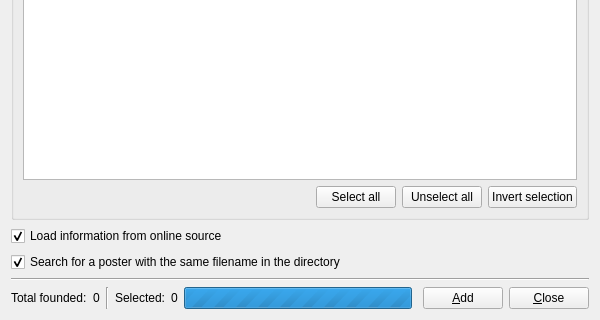
eugene-melnik/alexandra, file src/filmscannerwindow.ui: the form before one commit; both pictures show x 0 to 600 and y 180 to 500 of the 600 by 500 pixel window.
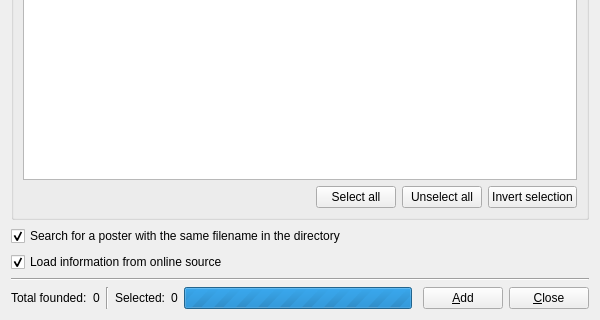
The form after the commit. Icons and pictures are not drawn.

Diff of the .ui file:
```diff
--- a/src/filmscannerwindow.ui
+++ b/src/filmscannerwindow.ui
@@ -195,23 +195,19 @@
     </widget>
    </item>
    <item>
-    <layout class="QHBoxLayout" name="horizontalLayout">
-     <item>
-      <widget class="QCheckBox" name="cLoadInformation">
+    <widget class="QCheckBox" name="cSearchForPoster">
        <property name="text">
-        <string>Load information from online source</string>
+      <string>Search for a poster with the same filename in the directory</string>
        </property>
        <property name="checked">
         <bool>true</bool>
        </property>
       </widget>
      </item>
-    </layout>
-   </item>
    <item>
-    <widget class="QCheckBox" name="cSearchForPoster">
+    <widget class="QCheckBox" name="cLoadInformation">
      <property name="text">
-      <string>Search for a poster with the same filename in the directory</string>
+      <string>Load information from online source</string>
      </property>
      <property name="checked">
       <bool>true</bool>
```
Lines whose indentation alone changed are shown as unchanged.
